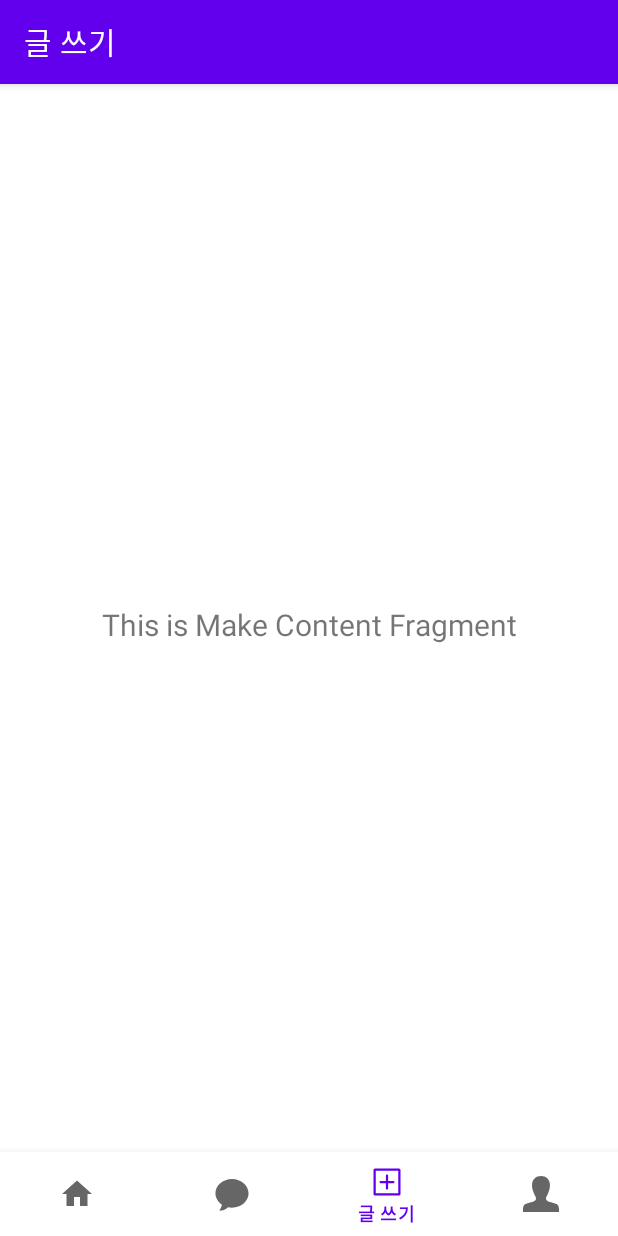
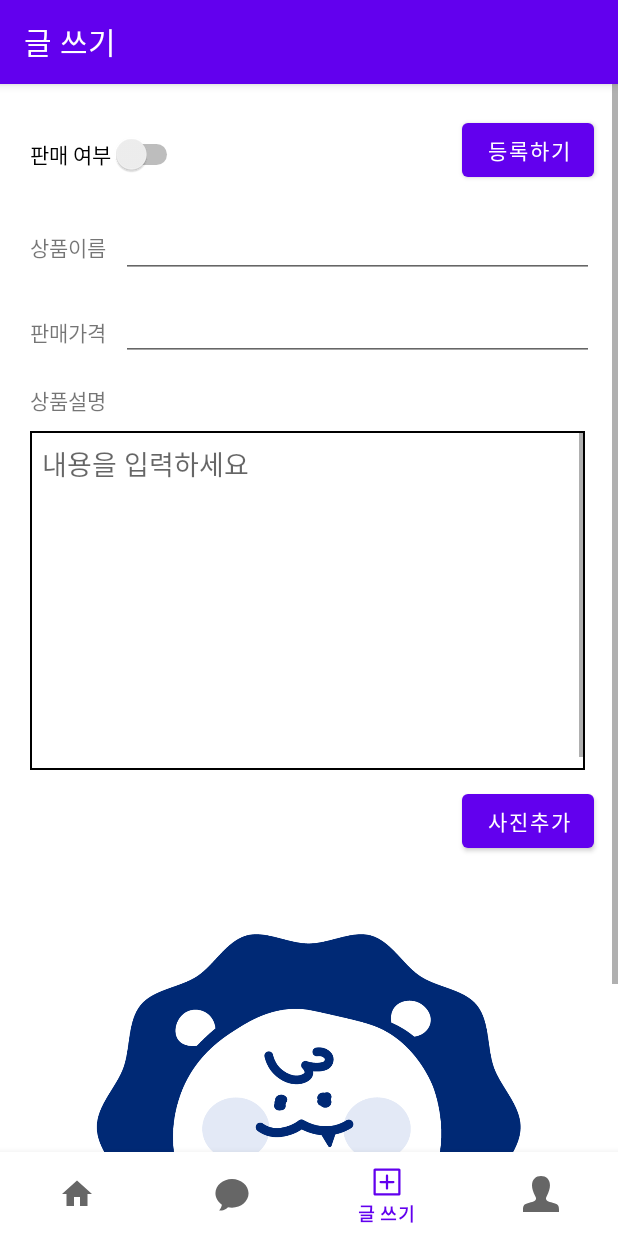
Before and after one commit to suzinlim/Android-MutsaMarket, an Android app: the MakeContentFragment screen opened through its navigation route, on a phone screen of 412 x 824 dp. Run offline under Robolectric (Android 15) with nearby library versions, the phone set to English and light mode, and no system bars; our stand-ins replace navigation-ui.

Commit message:
글등록 fragment 제작
글 등록 fragmet 제작

```diff
--- a/app/src/main/java/hansung/ac/mutsamarket/ui/make_content/MakeContentFragment.kt
+++ b/app/src/main/java/hansung/ac/mutsamarket/ui/make_content/MakeContentFragment.kt
@@ -28,10 +28,10 @@ class MakeContentFragment : Fragment() {
         _binding = FragmentMakeContentBinding.inflate(inflater, container, false)
         val root: View = binding.root
 
-        val textView: TextView = binding.textMakeContent
-        makeContentViewModel.text.observe(viewLifecycleOwner) {
-            textView.text = it
-        }
+        //val textView: TextView = binding.textMakeContent
+        //makeContentViewModel.text.observe(viewLifecycleOwner) {
+            //textView.text = it
+        //}
         return root
     }
 
--- /dev/null
+++ b/app/src/main/res/drawable/border_background.xml
@@ -0,0 +1,12 @@
+<?xml version="1.0" encoding="utf-8"?>
+    <layer-list xmlns:android="http://schemas.android.com/apk/res/android">
+        <item>
+            <shape
+                android:shape="rectangle">
+                <solid android:color="@android:color/transparent"/>
+                <stroke
+                    android:color="@android:color/black"
+                    android:width="1dp"/>
+            </shape>
+        </item>
+    </layer-list>
--- a/app/src/main/res/layout/fragment_make_content.xml
+++ b/app/src/main/res/layout/fragment_make_content.xml
@@ -1,22 +1,170 @@
 <?xml version="1.0" encoding="utf-8"?>
-<androidx.constraintlayout.widget.ConstraintLayout xmlns:android="http://schemas.android.com/apk/res/android"
+
+<ScrollView
+    android:layout_width="match_parent"
+    android:layout_height="match_parent"
+    android:fillViewport="true"
+    xmlns:android="http://schemas.android.com/apk/res/android"
+    xmlns:app="http://schemas.android.com/apk/res-auto"
+    xmlns:tools="http://schemas.android.com/tools"
+    tools:context=".ui.make_content.MakeContentFragment">
+
+<androidx.constraintlayout.widget.ConstraintLayout
+    xmlns:android="http://schemas.android.com/apk/res/android"
     xmlns:app="http://schemas.android.com/apk/res-auto"
     xmlns:tools="http://schemas.android.com/tools"
     android:layout_width="match_parent"
     android:layout_height="match_parent"
     tools:context=".ui.make_content.MakeContentFragment">
 
+    <EditText
+        android:id="@+id/edit_name"
+        android:layout_width="0dp"
+        android:layout_height="wrap_content"
+        android:layout_marginStart="10dp"
+        android:layout_marginTop="16dp"
+        android:layout_marginEnd="16dp"
+        app:layout_constraintEnd_toEndOf="parent"
+        app:layout_constraintHorizontal_bias="1.0"
+        app:layout_constraintStart_toEndOf="@+id/title_name"
+        app:layout_constraintTop_toBottomOf="@+id/write_button" />
+
+    <FrameLayout
+        android:id="@+id/frameLayout_description"
+        android:layout_width="0dp"
+        android:layout_height="wrap_content"
+        app:layout_constraintTop_toBottomOf="@id/edit_name"
+        app:layout_constraintStart_toStartOf="parent"
+        app:layout_constraintEnd_toEndOf="parent"
+        android:layout_marginStart="16dp"
+        android:layout_marginEnd="16dp"
+        android:layout_marginTop="8dp">
+
+    </FrameLayout>
+
+
+    <EditText
+        android:id="@+id/edit_price"
+        android:layout_width="0dp"
+        android:layout_height="wrap_content"
+        android:layout_marginStart="10dp"
+        android:layout_marginTop="10dp"
+        android:layout_marginEnd="16dp"
+        android:inputType="numberDecimal"
+        app:layout_constraintEnd_toEndOf="parent"
+        app:layout_constraintStart_toEndOf="@+id/price_title"
+        app:layout_constraintTop_toBottomOf="@+id/edit_name" />
+
+    <Switch
+        android:id="@+id/sell_switch"
+        android:layout_width="wrap_content"
+        android:layout_height="wrap_content"
+        android:layout_marginStart="20dp"
+        android:layout_marginTop="33dp"
+        android:text="판매 여부"
+        app:layout_constraintStart_toStartOf="parent"
+        app:layout_constraintTop_toTopOf="parent"
+        tools:ignore="MissingConstraints" />
+
+    <Button
+        android:id="@+id/write_button"
+        android:layout_width="wrap_content"
+        android:layout_height="wrap_content"
+        android:layout_marginTop="20dp"
+        android:layout_marginEnd="16dp"
+        android:text="등록하기"
+        app:layout_constraintEnd_toEndOf="parent"
+        app:layout_constraintTop_toTopOf="parent" />
+
     <TextView
-        android:id="@+id/text_make_content"
-        android:layout_width="match_parent"
+        android:id="@+id/title_name"
+        android:layout_width="wrap_content"
         android:layout_height="wrap_content"
-        android:layout_marginStart="8dp"
-        android:layout_marginTop="8dp"
-        android:layout_marginEnd="8dp"
-        android:textAlignment="center"
-        android:textSize="20sp"
-        app:layout_constraintBottom_toBottomOf="parent"
+        android:layout_marginStart="20dp"
+        android:layout_marginTop="30dp"
+        android:text="상품이름"
+        app:layout_constraintStart_toStartOf="parent"
+        app:layout_constraintTop_toBottomOf="@+id/write_button" />
+
+    <TextView
+        android:id="@+id/content_title"
+        android:layout_width="wrap_content"
+        android:layout_height="wrap_content"
+        android:layout_marginStart="20dp"
+        android:layout_marginTop="15dp"
+        android:text="상품설명"
+        app:layout_constraintStart_toStartOf="parent"
+        app:layout_constraintTop_toBottomOf="@+id/edit_price"
+        tools:ignore="MissingConstraints" />
+
+    <View
+        android:id="@+id/view"
+        android:layout_width="370dp"
+        android:layout_height="226dp"
+        android:layout_marginStart="20dp"
+        android:layout_marginTop="10dp"
+        android:layout_marginEnd="16dp"
+        android:background="@drawable/border_background"
+        app:layout_constraintEnd_toEndOf="parent"
+        app:layout_constraintHorizontal_bias="0.0"
+        app:layout_constraintStart_toStartOf="parent"
+        app:layout_constraintTop_toBottomOf="@+id/content_title" />
+
+    <ScrollView
+        android:id="@+id/scrollView"
+        android:layout_width="370dp"
+        android:layout_height="226dp"
+        android:layout_marginStart="20dp"
+        android:layout_marginTop="10dp"
+        android:layout_marginEnd="16dp"
+        app:layout_constraintEnd_toEndOf="parent"
+        app:layout_constraintHorizontal_bias="0.0"
+        app:layout_constraintStart_toStartOf="parent"
+        app:layout_constraintTop_toBottomOf="@+id/content_title">
+
+        <MultiAutoCompleteTextView
+            android:id="@+id/edit_content"
+            android:layout_width="358dp"
+            android:layout_height="226dp"
+            android:background="@android:color/transparent"
+            android:gravity="top"
+            android:hint="내용을 입력하세요"
+            android:lines="10"
+            android:padding="8dp"
+            android:rotationX="0" />
+    </ScrollView>
+
+    <Button
+        android:id="@+id/pic_button"
+        android:layout_width="wrap_content"
+        android:layout_height="wrap_content"
+        android:layout_marginTop="10dp"
+        android:layout_marginEnd="16dp"
+        android:text="사진추가"
+        app:layout_constraintEnd_toEndOf="parent"
+        app:layout_constraintTop_toBottomOf="@+id/view" />
+
+    <TextView
+        android:id="@+id/price_title"
+        android:layout_width="wrap_content"
+        android:layout_height="wrap_content"
+        android:layout_marginStart="20dp"
+        android:layout_marginTop="25dp"
+        android:text="판매가격"
+        app:layout_constraintStart_toStartOf="parent"
+        app:layout_constraintTop_toBottomOf="@+id/edit_name" />
+
+    <ImageView
+        android:id="@+id/imageView"
+        android:layout_width="300dp"
+        android:layout_height="300dp"
+        android:layout_marginTop="30dp"
+        android:src="@drawable/test_image"
         app:layout_constraintEnd_toEndOf="parent"
         app:layout_constraintStart_toStartOf="parent"
-        app:layout_constraintTop_toTopOf="parent" />
+        app:layout_constraintTop_toBottomOf="@+id/pic_button"
+        tools:ignore="MissingConstraints" />
+
+
 </androidx.constraintlayout.widget.ConstraintLayout>
+</ScrollView>
```
